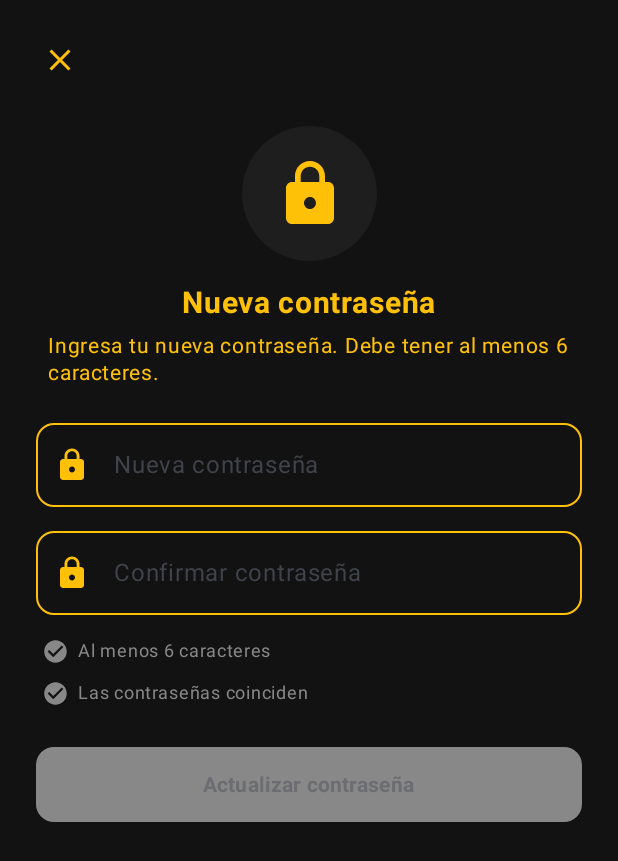
After one commit to CodeNoo6/Android-Gym-Body-Gold, an Android app built with Jetpack Compose: the RessetPasswordScreen screen opened through its navigation route, on a phone screen of 412 x 824 dp. The commit adds this screen. Shown: the top 861 px of the screen. Run offline under Robolectric (Android 15) with nearby library versions, the phone set to English and light mode, and no system bars.

Commit message:
✨Feat ( forgot password screen ): Se realizan todos los screens para recuperar la contraseña

```diff
--- a/app/src/main/java/com/gimomagic/gymbodygold/MainActivity.kt
+++ b/app/src/main/java/com/gimomagic/gymbodygold/MainActivity.kt
@@ -11,7 +11,12 @@ import androidx.navigation.compose.composable
 import androidx.navigation.compose.rememberNavController
 import com.gimomagic.gymbodygold.ui.screens.loginScreens.LoginScreens
 import com.gimomagic.gymbodygold.ui.screens.OnBoardingScreen
+import com.gimomagic.gymbodygold.ui.screens.loginScreens.forgotPasswordScreen.ForgotPasswordScreen
 import com.gimomagic.gymbodygold.ui.theme.GymBodyGoldTheme
+import com.gimomagic.gymbodygold.ui.screens.loginScreens.forgotPasswordScreen.VerificationScreen
+import com.gimomagic.gymbodygold.ui.screens.loginScreens.forgotPasswordScreen.RessetPasswordScreen
+import com.gimomagic.gymbodygold.ui.screens.loginScreens.forgotPasswordScreen.PasswordSuccessScreen
+
 
 class MainActivity : ComponentActivity() {
     override fun onCreate(savedInstanceState: Bundle?) {
@@ -48,7 +53,54 @@ fun AppNavigation() {
             )
         }
         composable("login") {
-            LoginScreens()
+            LoginScreens(
+                onForgotPasswordClick = {
+                    navController.navigate("forgot_password")
+                }
+            )
+
         }
+        composable("forgot_password") {
+            ForgotPasswordScreen(
+                onBack = { navController.popBackStack() },
+                onVerify = { email ->
+                    // 👉 Aquí navegamos a VerificationScreen
+                    navController.navigate("verification/$email")
+                }
+            )
+        }
+        composable("verification/{email}") { backStackEntry ->
+            val email = backStackEntry.arguments?.getString("email") ?: ""
+            VerificationScreen(
+                email = email,
+                onBack = { navController.popBackStack() },
+                onVerify = {
+                    navController.navigate("reset_password")
+                }
+            )
+        }
+
+
+        composable("reset_password") {
+            RessetPasswordScreen(
+                onBack = { navController.popBackStack() },
+                onPasswordReset = {
+                    navController.navigate("password_success") {
+                        popUpTo("reset_password") { inclusive = true }
+                    }
+                }
+            )
+        }
+        composable("password_success") {
+            PasswordSuccessScreen(
+                onBack = { navController.popBackStack() },
+                onContinue = {
+                    navController.navigate("login") {
+                        popUpTo("login") { inclusive = true }
+                    }
+                }
+            )
+        }
+
     }
 }
--- /dev/null
+++ b/app/src/main/java/com/gimomagic/gymbodygold/ui/screens/loginScreens/forgotPasswordScreen/RessetPasswordScreen.kt
@@ -0,0 +1,197 @@
+package com.gimomagic.gymbodygold.ui.screens.loginScreens.forgotPasswordScreen
+
+import androidx.compose.foundation.background
+import androidx.compose.foundation.layout.*
+import androidx.compose.foundation.shape.CircleShape
+import androidx.compose.foundation.shape.RoundedCornerShape
+import androidx.compose.material.icons.Icons
+import androidx.compose.material.icons.filled.CheckCircle
+import androidx.compose.material.icons.filled.Close
+import androidx.compose.material.icons.filled.Lock
+import androidx.compose.material3.*
+import androidx.compose.runtime.*
+import androidx.compose.ui.Alignment
+import androidx.compose.ui.Modifier
+import androidx.compose.ui.graphics.Color
+import androidx.compose.ui.text.font.FontWeight
+import androidx.compose.ui.text.input.PasswordVisualTransformation
+import androidx.compose.ui.text.input.VisualTransformation
+import androidx.compose.ui.unit.dp
+import androidx.compose.ui.unit.sp
+
+@Composable
+fun RessetPasswordScreen(
+    onBack: () -> Unit,
+    onPasswordReset: () -> Unit
+) {
+    var password by remember { mutableStateOf("") }
+    var confirmPassword by remember { mutableStateOf("") }
+    var passwordVisible by remember { mutableStateOf(false) }
+    var confirmPasswordVisible by remember { mutableStateOf(false) }
+
+    val isLengthValid = password.length >= 6
+    val isMatch = password == confirmPassword && password.isNotEmpty()
+
+    Box(
+        modifier = Modifier
+            .fillMaxSize()
+            .background(Color(0xFF121212)) // fondo oscuro
+            .padding(16.dp)
+    ) {
+        Column(
+            modifier = Modifier.fillMaxSize(),
+            horizontalAlignment = Alignment.CenterHorizontally
+        ) {
+            // Botón cerrar
+            Row(
+                modifier = Modifier.fillMaxWidth(),
+                horizontalArrangement = Arrangement.Start
+            ) {
+                IconButton(onClick = { onBack() }) {
+                    Icon(
+                        imageVector = Icons.Default.Close,
+                        contentDescription = "Cerrar",
+                        tint = Color(0xFFFFC107)
+                    )
+                }
+            }
+
+            Spacer(modifier = Modifier.height(20.dp))
+
+            // Icono grande
+            Box(
+                modifier = Modifier
+                    .size(90.dp)
+                    .background(Color(0xFF1E1E1E), CircleShape),
+                contentAlignment = Alignment.Center
+            ) {
+                Icon(
+                    imageVector = Icons.Default.Lock,
+                    contentDescription = "Lock",
+                    tint = Color(0xFFFFC107),
+                    modifier = Modifier.size(48.dp)
+                )
+            }
+
+            Spacer(modifier = Modifier.height(16.dp))
+
+            // Título
+            Text(
+                text = "Nueva contraseña",
+                fontSize = 20.sp,
+                fontWeight = FontWeight.Bold,
+                color = Color(0xFFFFC107)
+            )
+
+            Spacer(modifier = Modifier.height(8.dp))
+
+            Text(
+                text = "Ingresa tu nueva contraseña. Debe tener al menos 6 caracteres.",
+                fontSize = 14.sp,
+                color = Color(0xFFFFC107),
+                modifier = Modifier.padding(horizontal = 16.dp),
+                lineHeight = 18.sp
+            )
+
+            Spacer(modifier = Modifier.height(24.dp))
+
+            // Campo contraseña
+            OutlinedTextField(
+                value = password,
+                onValueChange = { password = it },
+                placeholder = { Text("Nueva contraseña") },
+                leadingIcon = {
+                    Icon(imageVector = Icons.Default.Lock, contentDescription = null, tint = Color(0xFFFFC107))
+                },
+                visualTransformation = if (passwordVisible) VisualTransformation.None else PasswordVisualTransformation(),
+                singleLine = true,
+                modifier = Modifier
+                    .fillMaxWidth()
+                    .padding(horizontal = 8.dp),
+                shape = RoundedCornerShape(12.dp),
+                colors = OutlinedTextFieldDefaults.colors(
+                    focusedBorderColor = Color(0xFFFFC107),
+                    unfocusedBorderColor = Color(0xFFFFC107),
+                    focusedTextColor = Color.White,
+                    unfocusedTextColor = Color.White,
+                    cursorColor = Color(0xFFFFC107)
+                )
+            )
+
+            Spacer(modifier = Modifier.height(16.dp))
+
+            // Confirmar contraseña
+            OutlinedTextField(
+                value = confirmPassword,
+                onValueChange = { confirmPassword = it },
+                placeholder = { Text("Confirmar contraseña") },
+                leadingIcon = {
+                    Icon(imageVector = Icons.Default.Lock, contentDescription = null, tint = Color(0xFFFFC107))
+                },
+                visualTransformation = if (confirmPasswordVisible) VisualTransformation.None else PasswordVisualTransformation(),
+                singleLine = true,
+                modifier = Modifier
+                    .fillMaxWidth()
+                    .padding(horizontal = 8.dp),
+                shape = RoundedCornerShape(12.dp),
+                colors = OutlinedTextFieldDefaults.colors(
+                    focusedBorderColor = Color(0xFFFFC107),
+                    unfocusedBorderColor = Color(0xFFFFC107),
+                    focusedTextColor = Color.White,
+                    unfocusedTextColor = Color.White,
+                    cursorColor = Color(0xFFFFC107)
+                )
+            )
+
+            Spacer(modifier = Modifier.height(12.dp))
+
+            // Validaciones
+            Column(
+                horizontalAlignment = Alignment.Start,
+                modifier = Modifier.fillMaxWidth().padding(horizontal = 12.dp)
+            ) {
+                Row(verticalAlignment = Alignment.CenterVertically) {
+                    Icon(
+                        imageVector = Icons.Default.CheckCircle,
+                        contentDescription = null,
+                        tint = if (isLengthValid) Color(0xFF4CAF50) else Color.Gray,
+                        modifier = Modifier.size(18.dp)
+                    )
+                    Spacer(modifier = Modifier.width(6.dp))
+                    Text("Al menos 6 caracteres", fontSize = 12.sp, color = if (isLengthValid) Color(0xFF4CAF50) else Color.Gray)
+                }
+                Spacer(modifier = Modifier.height(4.dp))
+                Row(verticalAlignment = Alignment.CenterVertically) {
+                    Icon(
+                        imageVector = Icons.Default.CheckCircle,
+                        contentDescription = null,
+                        tint = if (isMatch) Color(0xFF4CAF50) else Color.Gray,
+                        modifier = Modifier.size(18.dp)
+                    )
+                    Spacer(modifier = Modifier.width(6.dp))
+                    Text("Las contraseñas coinciden", fontSize = 12.sp, color = if (isMatch) Color(0xFF4CAF50) else Color.Gray)
+                }
+            }
+
+            Spacer(modifier = Modifier.height(24.dp))
+
+            // Botón actualizar
+            Button(
+                onClick = { if (isLengthValid && isMatch) onPasswordReset() },
+                enabled = isLengthValid && isMatch,
+                modifier = Modifier
+                    .fillMaxWidth()
+                    .height(50.dp)
+                    .padding(horizontal = 8.dp),
+                colors = ButtonDefaults.buttonColors(
+                    containerColor = Color(0xFFFFC107),
+                    contentColor = Color.Black,
+                    disabledContainerColor = Color.Gray
+                ),
+                shape = RoundedCornerShape(12.dp)
+            ) {
+                Text("Actualizar contraseña", fontWeight = FontWeight.Bold)
+            }
+        }
+    }
+}
```
Also changed, not shown: app/src/main/java/com/gimomagic/gymbodygold/ui/screens/loginScreens/LoginScreens.kt (+24 -16 lines), app/src/main/java/com/gimomagic/gymbodygold/ui/screens/loginScreens/forgotPasswordScreen/ForgotPasswordScreen.kt (added, +146 -0 lines), app/src/main/java/com/gimomagic/gymbodygold/ui/screens/loginScreens/forgotPasswordScreen/PasswordSuccessScreen.kt (added, +117 -0 lines), app/src/main/java/com/gimomagic/gymbodygold/ui/screens/loginScreens/forgotPasswordScreen/VerificationScreen.kt (added, +166 -0 lines).
